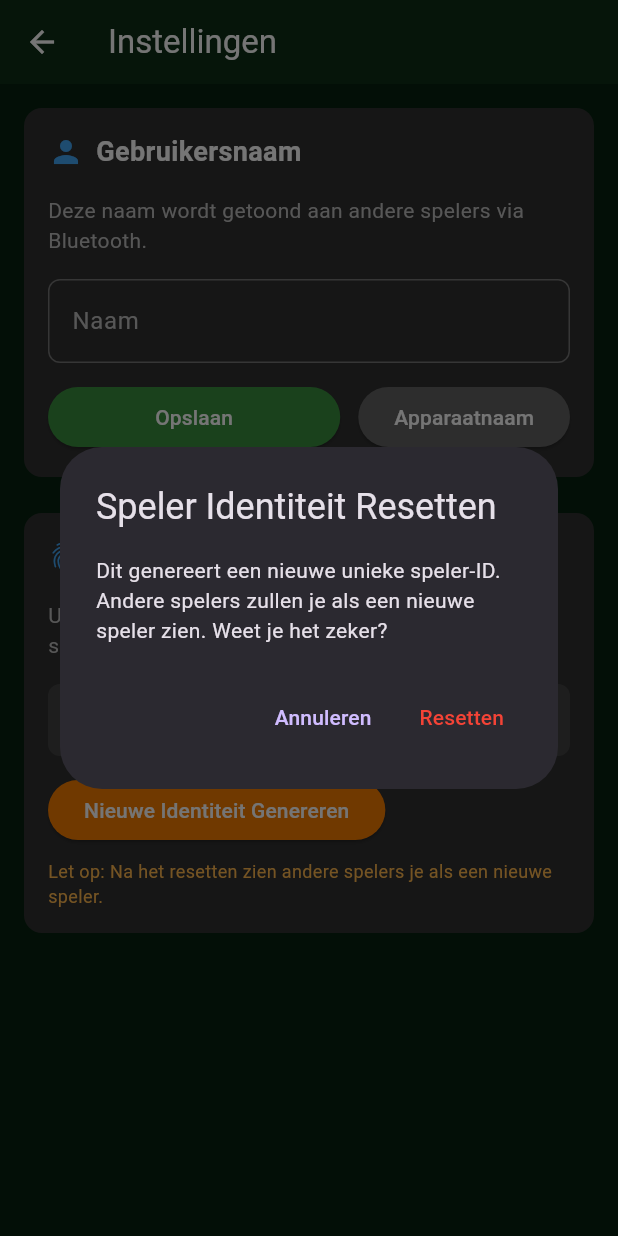
After one commit to idegeus/bluecard, a Flutter app: the SettingsScreen screen opened directly, after a tap on "Nieuwe Identiteit Genereren", on a phone screen of 412 x 824 dp. The commit adds this screen. Run offline on Flutter 3.47's test engine with Material 3 defaults, Android fonts, the phone set to English and light mode, and no system bars; our stand-ins replace device_info_plus, flutter_blue_plus, shared_preferences, wakelock_plus; accounts and stored records are empty.

Commit message:
feat: added a nice display name for players based on user settings, voordat teun het vraagt en bluetooth host aanpast om die naam te gebruiken, in plaats van een generieke naam.

```diff
--- /dev/null
+++ b/lib/screens/settings_screen.dart
@@ -0,0 +1,332 @@
+import 'package:flutter/material.dart';
+import '../services/settings_service.dart';
+import '../services/player_identity_service.dart';
+
+class SettingsScreen extends StatefulWidget {
+  const SettingsScreen({super.key});
+
+  @override
+  State<SettingsScreen> createState() => _SettingsScreenState();
+}
+
+class _SettingsScreenState extends State<SettingsScreen> {
+  final TextEditingController _nameController = TextEditingController();
+
+  String _deviceName = '';
+  String _playerDigest = '';
+  bool _isLoading = true;
+  bool _isSaving = false;
+  @override
+  void initState() {
+    super.initState();
+    _loadSettings();
+  }
+
+  @override
+  void dispose() {
+    _nameController.dispose();
+    super.dispose();
+  }
+
+  Future<void> _loadSettings() async {
+    try {
+      final userName = await SettingsService.getUserName();
+      final deviceName = await SettingsService.getDeviceName();
+      final playerDigest = await PlayerIdentityService.getPlayerDigest();
+
+      setState(() {
+        _deviceName = deviceName;
+        _playerDigest = playerDigest;
+        _nameController.text = userName;
+        _isLoading = false;
+      });
+    } catch (e) {
+      setState(() {
+        _isLoading = false;
+      });
+      _showError('Kon instellingen niet laden: $e');
+    }
+  }
+
+  Future<void> _saveName() async {
+    if (_isSaving) return;
+
+    setState(() {
+      _isSaving = true;
+    });
+
+    try {
+      await SettingsService.setUserName(_nameController.text);
+
+      ScaffoldMessenger.of(context).showSnackBar(
+        SnackBar(
+          content: Text('Naam opgeslagen!'),
+          backgroundColor: Colors.green,
+          duration: Duration(seconds: 2),
+        ),
+      );
+    } catch (e) {
+      _showError('Kon naam niet opslaan: $e');
+    } finally {
+      setState(() {
+        _isSaving = false;
+      });
+    }
+  }
+
+  Future<void> _resetToDeviceName() async {
+    try {
+      await SettingsService.resetToDeviceName();
+      setState(() {
+        _nameController.text = _deviceName;
+      });
+
+      ScaffoldMessenger.of(context).showSnackBar(
+        SnackBar(
+          content: Text('Naam gereset naar apparaatnaam'),
+          backgroundColor: Colors.blue,
+          duration: Duration(seconds: 2),
+        ),
+      );
+    } catch (e) {
+      _showError('Kon naam niet resetten: $e');
+    }
+  }
+
+  Future<void> _resetPlayerIdentity() async {
+    final confirmed = await showDialog<bool>(
+      context: context,
+      builder: (context) => AlertDialog(
+        title: Text('Speler Identiteit Resetten'),
+        content: Text(
+          'Dit genereert een nieuwe unieke speler-ID. '
+          'Andere spelers zullen je als een nieuwe speler zien. '
+          'Weet je het zeker?',
+        ),
+        actions: [
+          TextButton(
+            onPressed: () => Navigator.pop(context, false),
+            child: Text('Annuleren'),
+          ),
+          TextButton(
+            onPressed: () => Navigator.pop(context, true),
+            style: TextButton.styleFrom(foregroundColor: Colors.red),
+            child: Text('Resetten'),
+          ),
+        ],
+      ),
+    );
+
+    if (confirmed == true) {
+      try {
+        await PlayerIdentityService.resetIdentity();
+        final newDigest = await PlayerIdentityService.getPlayerDigest();
+        setState(() {
+          _playerDigest = newDigest;
+        });
+
+        ScaffoldMessenger.of(context).showSnackBar(
+          SnackBar(
+            content: Text('Nieuwe speler identiteit gegenereerd'),
+            backgroundColor: Colors.orange,
+            duration: Duration(seconds: 3),
+          ),
+        );
+      } catch (e) {
+        _showError('Kon identiteit niet resetten: $e');
+      }
+    }
+  }
+
+  void _showError(String message) {
+    ScaffoldMessenger.of(context).showSnackBar(
+      SnackBar(
+        content: Text(message),
+        backgroundColor: Colors.red,
+        duration: Duration(seconds: 4),
+      ),
+    );
+  }
+
+  @override
+  Widget build(BuildContext context) {
+    return Scaffold(
+      appBar: AppBar(
+        title: Text('Instellingen'),
+        backgroundColor: Color(0xFF0D2E15),
+        foregroundColor: Colors.white,
+      ),
+      backgroundColor: Color(0xFF06210F),
+      body: _isLoading
+          ? Center(child: CircularProgressIndicator())
+          : SingleChildScrollView(
+              padding: EdgeInsets.all(16),
+              child: Column(
+                crossAxisAlignment: CrossAxisAlignment.start,
+                children: [
+                  _buildSection(
+                    title: 'Gebruikersnaam',
+                    icon: Icons.person,
+                    children: [
+                      Text(
+                        'Deze naam wordt getoond aan andere spelers via Bluetooth.',
+                        style: TextStyle(color: Colors.grey[400]),
+                      ),
+                      SizedBox(height: 16),
+                      TextField(
+                        controller: _nameController,
+                        style: TextStyle(color: Colors.white),
+                        decoration: InputDecoration(
+                          labelText: 'Naam',
+                          labelStyle: TextStyle(color: Colors.grey[400]),
+                          hintText: 'Voer je naam in',
+                          hintStyle: TextStyle(color: Colors.grey[500]),
+                          border: OutlineInputBorder(
+                            borderRadius: BorderRadius.circular(8),
+                          ),
+                          enabledBorder: OutlineInputBorder(
+                            borderRadius: BorderRadius.circular(8),
+                            borderSide: BorderSide(color: Colors.grey[600]!),
+                          ),
+                          focusedBorder: OutlineInputBorder(
+                            borderRadius: BorderRadius.circular(8),
+                            borderSide: BorderSide(color: Colors.blue[400]!),
+                          ),
+                        ),
+                        onSubmitted: (_) => _saveName(),
+                      ),
+                      SizedBox(height: 12),
+                      Row(
+                        children: [
+                          Expanded(
+                            child: ElevatedButton(
+                              onPressed: _isSaving ? null : _saveName,
+                              style: ElevatedButton.styleFrom(
+                                backgroundColor: Colors.green[700],
+                                foregroundColor: Colors.white,
+                              ),
+                              child: _isSaving
+                                  ? SizedBox(
+                                      height: 20,
+                                      width: 20,
+                                      child: CircularProgressIndicator(
+                                        strokeWidth: 2,
+                                        color: Colors.white,
+                                      ),
+                                    )
+                                  : Text('Opslaan'),
+                            ),
+                          ),
+                          SizedBox(width: 12),
+                          ElevatedButton(
+                            onPressed: _resetToDeviceName,
+                            style: ElevatedButton.styleFrom(
+                              backgroundColor: Colors.grey[700],
+                              foregroundColor: Colors.white,
+                            ),
+                            child: Text('Apparaatnaam'),
+                          ),
+                        ],
+                      ),
+                      if (_deviceName.isNotEmpty) ...[
+                        SizedBox(height: 8),
+                        Text(
+                          'Apparaatnaam: $_deviceName',
+                          style: TextStyle(
+                            color: Colors.grey[500],
+                            fontSize: 12,
+                          ),
+                        ),
+                      ],
+                    ],
+                  ),
+                  SizedBox(height: 24),
+                  _buildSection(
+                    title: 'Speler Identiteit',
+                    icon: Icons.fingerprint,
+                    children: [
+                      Text(
+                        'Unieke identificatie die je onderscheidt van andere spelers.',
+                        style: TextStyle(color: Colors.grey[400]),
+                      ),
+                      SizedBox(height: 16),
+                      Container(
+                        padding: EdgeInsets.all(12),
+                        decoration: BoxDecoration(
+                          color: Colors.grey[800],
+                          borderRadius: BorderRadius.circular(8),
+                        ),
+                        child: Row(
+                          children: [
+                            Icon(Icons.tag, color: Colors.blue[400]),
+                            SizedBox(width: 8),
+                            Text(
+                              'ID: $_playerDigest',
+                              style: TextStyle(
+                                color: Colors.white,
+                                fontFamily: 'monospace',
+                              ),
+                            ),
+                          ],
+                        ),
+                      ),
+                      SizedBox(height: 12),
+                      ElevatedButton(
+                        onPressed: _resetPlayerIdentity,
+                        style: ElevatedButton.styleFrom(
+                          backgroundColor: Colors.orange[700],
+                          foregroundColor: Colors.white,
+                        ),
+                        child: Text('Nieuwe Identiteit Genereren'),
+                      ),
+                      SizedBox(height: 8),
+                      Text(
+                        'Let op: Na het resetten zien andere spelers je als een nieuwe speler.',
+                        style: TextStyle(
+                          color: Colors.orange[300],
+                          fontSize: 12,
+                        ),
+                      ),
+                    ],
+                  ),
+                ],
+              ),
+            ),
+    );
+  }
+
+  Widget _buildSection({
+    required String title,
+    required IconData icon,
+    required List<Widget> children,
+  }) {
+    return Container(
+      padding: EdgeInsets.all(16),
+      decoration: BoxDecoration(
+        color: Colors.grey[850],
+        borderRadius: BorderRadius.circular(12),
+      ),
+      child: Column(
+        crossAxisAlignment: CrossAxisAlignment.start,
+        children: [
+          Row(
+            children: [
+              Icon(icon, color: Colors.blue[400]),
+              SizedBox(width: 8),
+              Text(
+                title,
+                style: TextStyle(
+                  fontSize: 18,
+                  fontWeight: FontWeight.bold,
+                  color: Colors.white,
+                ),
+              ),
+            ],
+          ),
+          SizedBox(height: 16),
+          ...children,
+        ],
+      ),
+    );
+  }
+}
--- a/lib/services/bluetooth_host.dart
+++ b/lib/services/bluetooth_host.dart
@@ -2,6 +2,7 @@ import 'dart:async';
 import 'package:flutter/services.dart';
 import 'package:flutter_blue_plus/flutter_blue_plus.dart';
 import '../models/game_message.dart';
+import 'settings_service.dart';
 
 /// BluetoothHost - GATT Server via Foreground Service
 /// Beheert de GATT service, notificaties naar clients, en verbindingen
@@ -174,9 +175,10 @@ class BluetoothHost {
         _log('✅ Bluetooth aangezet');
       }
 
-      // Genereer unieke host naam met BlueCard
+      // Genereer host naam met gebruikersnaam
+      final userName = await SettingsService.getUserName();
       final hostId = DateTime.now().millisecondsSinceEpoch % 10000;
-      _currentHostName = 'BlueCard-Host-$hostId';
+      _currentHostName = '$userName-Host-$hostId';
 
       _log('🚀 Starting Host Service...');
       _log('📱 Device name: $_currentHostName');
--- /dev/null
+++ b/lib/services/player_identity_service.dart
@@ -0,0 +1,98 @@
+import 'dart:convert';
+import 'package:crypto/crypto.dart';
+import 'package:shared_preferences/shared_preferences.dart';
+import 'package:uuid/uuid.dart';
+
+/// Service voor het beheren van unieke speler identiteit
+/// Genereert en bewaart een UUID per device en gebruikt een digest voor communicatie
+class PlayerIdentityService {
+  static const String _playerUuidKey = 'player_uuid';
+  static const String _playerDigestKey = 'player_digest';
+  static const Uuid _uuid = Uuid();
+
+  static String? _cachedUuid;
+  static String? _cachedDigest;
+
+  /// Haal of genereer de unieke UUID voor deze speler
+  static Future<String> getOrCreatePlayerUuid() async {
+    if (_cachedUuid != null) {
+      return _cachedUuid!;
+    }
+
+    final prefs = await SharedPreferences.getInstance();
+    String? existingUuid = prefs.getString(_playerUuidKey);
+
+    if (existingUuid == null) {
+      // Genereer nieuwe UUID
+      existingUuid = _uuid.v4();
+      await prefs.setString(_playerUuidKey, existingUuid);
+
+      // Genereer en bewaar digest
+      final digest = _generateDigest(existingUuid);
+      await prefs.setString(_playerDigestKey, digest);
+
+      print(
+        '🆔 Nieuwe speler UUID gegenereerd: ${existingUuid.substring(0, 8)}...',
+      );
+      print('🔐 Digest voor communicatie: $digest');
+    }
+
+    _cachedUuid = existingUuid;
+    return existingUuid;
+  }
+
+  /// Haal de digest van de UUID op voor communicatie over Bluetooth
+  /// Dit is korter dan de volledige UUID en daarmee efficiënter voor BLE
+  static Future<String> getPlayerDigest() async {
+    if (_cachedDigest != null) {
+      return _cachedDigest!;
+    }
+
+    final prefs = await SharedPreferences.getInstance();
+    String? existingDigest = prefs.getString(_playerDigestKey);
+
+    if (existingDigest == null) {
+      // Regenereer digest van bestaande UUID
+      final uuid = await getOrCreatePlayerUuid();
+      existingDigest = _generateDigest(uuid);
+      await prefs.setString(_playerDigestKey, existingDigest);
+    }
+
+    _cachedDigest = existingDigest;
+    return existingDigest;
+  }
+
+  /// Genereer een korte digest van de UUID voor efficiënte BLE communicatie
+  /// Gebruikt SHA-256 hash en neemt eerste 8 karakters
+  static String _generateDigest(String uuid) {
+    final bytes = utf8.encode(uuid);
+    final digest = sha256.convert(bytes);
+    return digest.toString().substring(0, 8);
+  }
+
+  /// Haal de volledige UUID op (voor debugging/logging)
+  static Future<String?> getFullUuid() async {
+    final prefs = await SharedPreferences.getInstance();
+    return prefs.getString(_playerUuidKey);
+  }
+
+  /// Reset de speler identiteit (voor testing/debugging)
+  static Future<void> resetIdentity() async {
+    final prefs = await SharedPreferences.getInstance();
+    await prefs.remove(_playerUuidKey);
+    await prefs.remove(_playerDigestKey);
+    _cachedUuid = null;
+    _cachedDigest = null;
+    print('🔄 Speler identiteit gereset');
+  }
+
+  /// Haal een leesbare naam op gebaseerd op de digest
+  static String getReadableName(String digest) {
+    return 'speler_$digest';
+  }
+
+  /// Check of twee digests hetzelfde apparaat representeren
+  static bool isSamePlayer(String digest1, String digest2) {
+    return digest1.toLowerCase() == digest2.toLowerCase();
+  }
+}
--- /dev/null
+++ b/lib/services/settings_service.dart
@@ -0,0 +1,97 @@
+import 'dart:io';
+import 'package:shared_preferences/shared_preferences.dart';
+import 'package:device_info_plus/device_info_plus.dart';
+
+/// Service voor het beheren van gebruikersinstellingen
+class SettingsService {
+  static const String _userNameKey = 'user_display_name';
+
+  static String? _cachedUserName;
+  static String? _cachedDeviceName;
+
+  /// Haal of genereer de gebruikersnaam
+  /// Standaard wordt de apparaatnaam gebruikt
+  static Future<String> getUserName() async {
+    if (_cachedUserName != null) {
+      return _cachedUserName!;
+    }
+
+    final prefs = await SharedPreferences.getInstance();
+    String? savedName = prefs.getString(_userNameKey);
+
+    if (savedName == null || savedName.isEmpty) {
+      // Gebruik apparaatnaam als standaard
+      savedName = await _getDeviceName();
+      await prefs.setString(_userNameKey, savedName);
+    }
+
+    _cachedUserName = savedName;
+    return savedName;
+  }
+
+  /// Stel een aangepaste gebruikersnaam in
+  static Future<void> setUserName(String name) async {
+    final prefs = await SharedPreferences.getInstance();
+
+    if (name.trim().isEmpty) {
+      // Als naam leeg is, ga terug naar apparaatnaam
+      final deviceName = await _getDeviceName();
+      await prefs.setString(_userNameKey, deviceName);
+      _cachedUserName = deviceName;
+    } else {
+      await prefs.setString(_userNameKey, name.trim());
+      _cachedUserName = name.trim();
+    }
+  }
+
+  /// Reset naar apparaatnaam
+  static Future<void> resetToDeviceName() async {
+    final deviceName = await _getDeviceName();
+    await setUserName(deviceName);
+  }
+
+  /// Haal de apparaatnaam op
+  static Future<String> _getDeviceName() async {
+    if (_cachedDeviceName != null) {
+      return _cachedDeviceName!;
+    }
+
+    try {
+      final deviceInfo = DeviceInfoPlugin();
+
+      if (Platform.isAndroid) {
+        final androidInfo = await deviceInfo.androidInfo;
+        _cachedDeviceName = androidInfo.model;
+      } else if (Platform.isIOS) {
+        final iosInfo = await deviceInfo.iosInfo;
+        _cachedDeviceName = iosInfo.name;
+      } else {
+        _cachedDeviceName = 'Onbekend Apparaat';
+      }
+
+      return _cachedDeviceName!;
+    } catch (e) {
+      // Fallback voor als device info niet beschikbaar is
+      _cachedDeviceName = 'Mijn Apparaat';
+      return _cachedDeviceName!;
+    }
+  }
+
+  /// Haal de apparaatnaam op (voor weergave in settings)
+  static Future<String> getDeviceName() async {
+    return await _getDeviceName();
+  }
+
+  /// Check of de huidige naam de apparaatnaam is
+  static Future<bool> isUsingDeviceName() async {
+    final userName = await getUserName();
+    final deviceName = await getDeviceName();
+    return userName == deviceName;
+  }
+
+  /// Clear cache (voor testing)
+  static void clearCache() {
+    _cachedUserName = null;
+    _cachedDeviceName = null;
+  }
+}
--- a/pubspec.yaml
+++ b/pubspec.yaml
@@ -36,6 +36,10 @@ dependencies:
   cupertino_icons: ^1.0.8
   flutter_blue_plus: ^1.32.12
   wakelock_plus: ^1.2.8
+  uuid: ^4.5.1
+  crypto: ^3.0.5
+  shared_preferences: ^2.3.2
+  device_info_plus: ^11.1.0
 
 dev_dependencies:
   flutter_test:
```
Also changed, not shown: lib/screens/role_selection_screen.dart (+18 -0 lines), lib/widgets/player_list.dart (+48 -6 lines), 1 other file.
